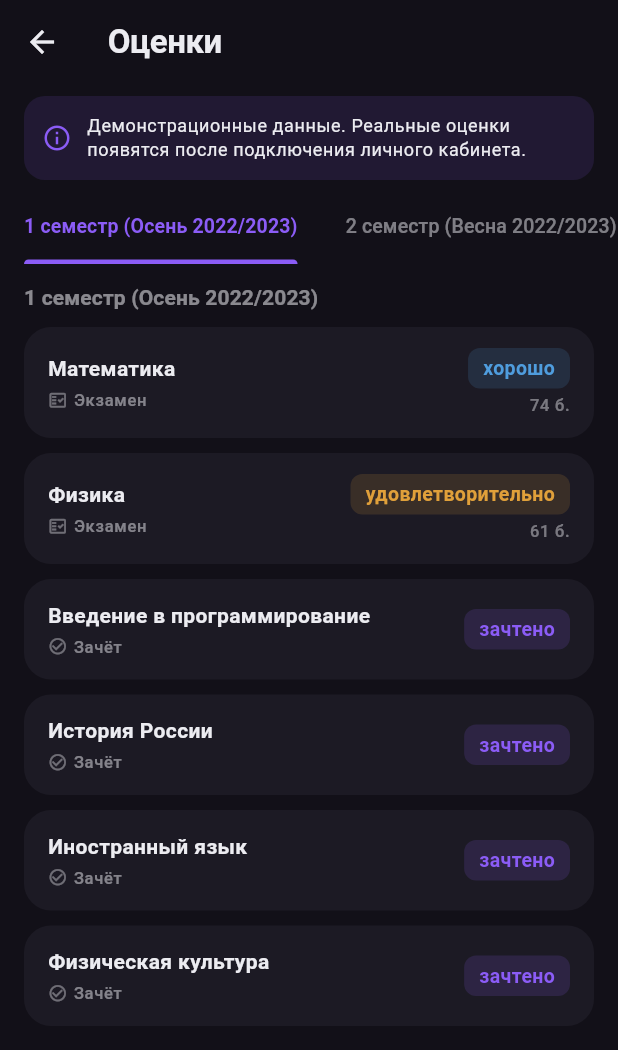
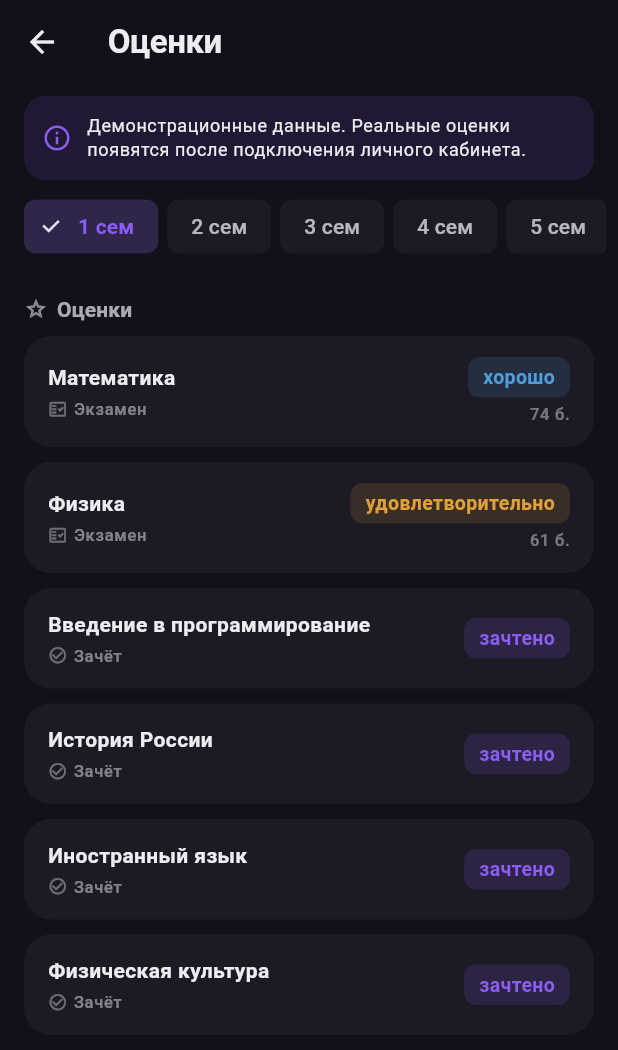
Before and after one commit to 0Eaggle0/OmTech, a Flutter app: the GradesScreen screen opened directly, on a phone screen of 412 x 824 dp. Shown: the top 1050 px of the screen. Run offline on Flutter 3.47's test engine with Material 3 defaults, Android fonts, the phone set to English and light mode, and no system bars; drawn by our look-alikes of flutter_animate; our stand-ins replace cached_network_image, confetti, cookie_jar, dio, dio_cookie_manager, flutter_secure_storage and 4 more; accounts and stored records are empty; network calls fail.

Commit message:
Оценки работают

```diff
--- a/lib/models/student_record.dart
+++ b/lib/models/student_record.dart
@@ -73,22 +73,58 @@ class SemesterAccess {
       );
 }
 
-/// Полная выписка из ЛК: профиль + допуски + сгруппированные оценки.
+/// Данные одного семестра: его номер, флаг "был активным в HTML"
+/// и список секций (Экзамены / Зачёты / Дифф. зачёт / Курсовые работы).
+class SemesterPanel {
+  final int number;
+  final bool isActive;
+  final List<Semester> sections;
+
+  const SemesterPanel({
+    required this.number,
+    this.isActive = false,
+    this.sections = const [],
+  });
+
+  bool get isEmpty => sections.every((s) => s.grades.isEmpty);
+
+  Map<String, dynamic> toJson() => {
+        'number': number,
+        'isActive': isActive,
+        'sections': sections.map((s) => s.toJson()).toList(),
+      };
+
+  factory SemesterPanel.fromJson(Map<String, dynamic> json) => SemesterPanel(
+        number: (json['number'] as num?)?.toInt() ?? 0,
+        isActive: json['isActive'] as bool? ?? false,
+        sections: (json['sections'] as List?)
+                ?.whereType<Map>()
+                .map((j) => Semester.fromJson(j.cast<String, dynamic>()))
+                .toList() ??
+            const [],
+      );
+}
+
+/// Полная выписка из ЛК: профиль + допуски по семестрам + сами семестры.
 class StudentRecord {
   final StudentProfile profile;
   final List<SemesterAccess> semesters;
-  final List<Semester> sections;
+  final List<SemesterPanel> panels;
 
   const StudentRecord({
     required this.profile,
     required this.semesters,
-    required this.sections,
+    required this.panels,
   });
+
+  /// Сглаженный список секций — для дашборда и обратной совместимости.
+  List<Semester> get allSections =>
+      panels.expand((p) => p.sections).toList(growable: false);
 
   Map<String, dynamic> toJson() => {
         'profile': profile.toJson(),
         'semesters': semesters.map((s) => s.toJson()).toList(),
-        'sections': sections.map((s) => s.toJson()).toList(),
+        'panels': panels.map((s) => s.toJson()).toList(),
       };
 
   factory StudentRecord.fromJson(Map<String, dynamic> json) => StudentRecord(
@@ -99,9 +135,9 @@ class StudentRecord {
                 .map((j) => SemesterAccess.fromJson(j.cast<String, dynamic>()))
                 .toList() ??
             const [],
-        sections: (json['sections'] as List?)
+        panels: (json['panels'] as List?)
                 ?.whereType<Map>()
-                .map((j) => Semester.fromJson(j.cast<String, dynamic>()))
+                .map((j) => SemesterPanel.fromJson(j.cast<String, dynamic>()))
                 .toList() ??
             const [],
       );
--- a/lib/screens/grades/grades_screen.dart
+++ b/lib/screens/grades/grades_screen.dart
@@ -17,23 +17,16 @@ class GradesScreen extends StatefulWidget {
   State<GradesScreen> createState() => _GradesScreenState();
 }
 
-class _GradesScreenState extends State<GradesScreen>
-    with SingleTickerProviderStateMixin {
+class _GradesScreenState extends State<GradesScreen> {
   GradesResult? _result;
   bool _loading = true;
   String? _error;
-  TabController? _tabController;
+  int? _selectedSemester;
 
   @override
   void initState() {
     super.initState();
     _load();
-  }
-
-  @override
-  void dispose() {
-    _tabController?.dispose();
-    super.dispose();
   }
 
   Future<void> _load({bool forceRefresh = false}) async {
@@ -49,6 +42,7 @@ class _GradesScreenState extends State<GradesScreen>
         setState(() {
           _result = r;
           _loading = false;
+          _selectedSemester ??= _defaultSemester(r);
         });
       }
     } catch (e) {
@@ -60,11 +54,20 @@ class _GradesScreenState extends State<GradesScreen>
     }
   }
 
+  /// По умолчанию открываем тот, что помечен active в HTML; иначе — первый.
+  int? _defaultSemester(GradesResult r) {
+    final panels = r.record?.panels ?? const <SemesterPanel>[];
+    if (panels.isEmpty) return null;
+    final active = panels.firstWhere(
+      (p) => p.isActive,
+      orElse: () => panels.first,
+    );
+    return active.number;
+  }
+
   @override
   Widget build(BuildContext context) {
     final l = AppLocalizations.of(context)!;
-
-    // Перерисовка при изменении состояния ЛК.
     context.watch<LkController>();
 
     return Scaffold(
@@ -91,15 +94,15 @@ class _GradesScreenState extends State<GradesScreen>
     }
 
     final record = result.record;
-    final sections = record?.sections ?? const <Semester>[];
+    final panels = record?.panels ?? const <SemesterPanel>[];
+    final selected = panels
+        .where((p) => p.number == _selectedSemester)
+        .cast<SemesterPanel?>()
+        .firstWhere((_) => true, orElse: () => null);
 
-    if (_tabController == null || _tabController!.length != sections.length) {
-      _tabController?.dispose();
-      _tabController = TabController(length: sections.length, vsync: this);
-    }
-
-    return Column(
-      crossAxisAlignment: CrossAxisAlignment.start,
+    return ListView(
+      physics: const AlwaysScrollableScrollPhysics(),
+      padding: const EdgeInsets.only(bottom: 24),
       children: [
         if (result.isDemo)
           Padding(
@@ -115,49 +118,15 @@ class _GradesScreenState extends State<GradesScreen>
             padding: const EdgeInsets.fromLTRB(16, 8, 16, 0),
             child: _errorBanner(context, l),
           ),
+        if (panels.isNotEmpty) _semesterTabs(context, panels),
         const SizedBox(height: 8),
-        if (sections.isEmpty)
-          Expanded(
-            child: ListView(
-              physics: const AlwaysScrollableScrollPhysics(),
-              children: [
-                const SizedBox(height: 80),
-                Icon(Icons.school_outlined,
-                    size: 48,
-                    color: Theme.of(context)
-                        .colorScheme
-                        .onSurface
-                        .withValues(alpha: 0.3)),
-                const SizedBox(height: 12),
-                Center(
-                  child: Text(
-                    l.newsEmpty,
-                    style: Theme.of(context).textTheme.bodyMedium?.copyWith(
-                          color: Theme.of(context)
-                              .colorScheme
-                              .onSurface
-                              .withValues(alpha: 0.6),
-                        ),
-                  ),
-                ),
-              ],
-            ),
+        if (selected == null)
+          Padding(
+            padding: const EdgeInsets.all(40),
+            child: Center(child: Text(l.newsEmpty)),
           )
-        else ...[
-          TabBar(
-            controller: _tabController,
-            isScrollable: true,
-            tabs: sections
-                .map((s) => Tab(text: _shortTitle(s.title, l)))
-                .toList(),
-          ),
-          Expanded(
-            child: TabBarView(
-              controller: _tabController!,
-              children: sections.map((s) => _section(context, s)).toList(),
-            ),
-          ),
-        ],
+        else
+          _semesterContent(context, l, selected),
       ],
     );
   }
@@ -181,8 +150,8 @@ class _GradesScreenState extends State<GradesScreen>
                   Expanded(
                     child: Text(
                       profile.fullName,
-                      style: theme.textTheme.titleMedium?.copyWith(
-                          fontWeight: FontWeight.w700),
+                      style: theme.textTheme.titleMedium
+                          ?.copyWith(fontWeight: FontWeight.w700),
                     ),
                   ),
                   if (fromCache)
@@ -220,7 +189,9 @@ class _GradesScreenState extends State<GradesScreen>
     return Row(
       mainAxisSize: MainAxisSize.min,
       children: [
-        Icon(icon, size: 14, color: theme.colorScheme.onSurface.withValues(alpha: 0.55)),
+        Icon(icon,
+            size: 14,
+            color: theme.colorScheme.onSurface.withValues(alpha: 0.55)),
         const SizedBox(width: 4),
         Text(text,
             style: theme.textTheme.labelMedium?.copyWith(
@@ -233,28 +204,28 @@ class _GradesScreenState extends State<GradesScreen>
   Widget _semesterAccessStrip(
       BuildContext context, List<SemesterAccess> semesters) {
     final theme = Theme.of(context);
-    return SizedBox(
-      height: 38,
-      child: ListView.separated(
-        scrollDirection: Axis.horizontal,
-        padding: const EdgeInsets.symmetric(horizontal: 16),
-        itemCount: semesters.length,
-        separatorBuilder: (_, _) => const SizedBox(width: 8),
-        itemBuilder: (_, i) {
-          final s = semesters[i];
+    return Padding(
+      padding: const EdgeInsets.fromLTRB(16, 6, 16, 0),
+      child: Wrap(
+        spacing: 6,
+        runSpacing: 6,
+        children: semesters.map((s) {
           final color = s.hasAccess
               ? const Color(0xFF49C18B)
               : const Color(0xFFE05A6B);
           return Container(
-            padding: const EdgeInsets.symmetric(horizontal: 10, vertical: 6),
+            padding: const EdgeInsets.symmetric(horizontal: 10, vertical: 4),
             decoration: BoxDecoration(
               color: color.withValues(alpha: 0.12),
               borderRadius: BorderRadius.circular(20),
             ),
             child: Row(
+              mainAxisSize: MainAxisSize.min,
               children: [
                 Icon(
-                  s.hasAccess ? Icons.check_circle_outline : Icons.block_outlined,
+                  s.hasAccess
+                      ? Icons.check_circle_outline
+                      : Icons.block_outlined,
                   size: 14,
                   color: color,
                 ),
@@ -269,7 +240,42 @@ class _GradesScreenState extends State<GradesScreen>
               ],
             ),
           );
+        }).toList(),
+      ),
+    );
+  }
+
+  Widget _semesterTabs(BuildContext context, List<SemesterPanel> panels) {
+    final theme = Theme.of(context);
+    final l = AppLocalizations.of(context)!;
+    return Padding(
+      padding: const EdgeInsets.fromLTRB(8, 10, 8, 2),
+      child: SizedBox(
+        height: 42,
+        child: ListView.separated(
+          scrollDirection: Axis.horizontal,
+          padding: const EdgeInsets.symmetric(horizontal: 8),
+          itemCount: panels.length,
+          separatorBuilder: (_, _) => const SizedBox(width: 6),
+          itemBuilder: (_, i) {
+            final p = panels[i];
+            final selected = p.number == _selectedSemester;
+            return ChoiceChip(
+              label: Text('${p.number} ${l.gradesSemester}'),
+              selected: selected,
+              onSelected: (_) =>
+                  setState(() => _selectedSemester = p.number),
+              selectedColor:
+                  theme.colorScheme.primary.withValues(alpha: 0.18),
+              labelStyle: TextStyle(
+                fontWeight: selected ? FontWeight.w700 : FontWeight.w500,
+                color: selected
+                    ? theme.colorScheme.primary
+                    : theme.colorScheme.onSurface.withValues(alpha: 0.75),
+              ),
+            );
           },
+        ),
       ),
     );
   }
@@ -292,27 +298,88 @@ class _GradesScreenState extends State<GradesScreen>
     );
   }
 
-  Widget _section(BuildContext context, Semester semester) {
-    final theme = Theme.of(context);
-    return ListView(
-      padding: const EdgeInsets.fromLTRB(16, 12, 16, 24),
+  Widget _semesterContent(
+      BuildContext context, AppLocalizations l, SemesterPanel panel) {
+    if (panel.isEmpty) {
+      return Padding(
+        padding: const EdgeInsets.fromLTRB(16, 32, 16, 16),
+        child: Column(
           children: [
+            Icon(
+              Icons.inbox_outlined,
+              size: 48,
+              color: Theme.of(context)
+                  .colorScheme
+                  .onSurface
+                  .withValues(alpha: 0.3),
+            ),
+            const SizedBox(height: 8),
             Text(
-          semester.title,
-          style: theme.textTheme.titleSmall?.copyWith(
-            color: theme.colorScheme.onSurface.withValues(alpha: 0.55),
-            fontWeight: FontWeight.w600,
+              '${panel.number} ${l.gradesSemester}: пока нет оценок',
+              style: Theme.of(context).textTheme.bodyMedium?.copyWith(
+                    color: Theme.of(context)
+                        .colorScheme
+                        .onSurface
+                        .withValues(alpha: 0.6),
                   ),
             ),
-        const SizedBox(height: 10),
-        ...semester.grades.asMap().entries.map((entry) {
+          ],
+        ),
+      );
+    }
+
+    return Column(
+      crossAxisAlignment: CrossAxisAlignment.start,
+      children: [
+        for (final section in panel.sections) ...[
+          if (section.grades.isNotEmpty) _section(context, section),
+        ],
+      ],
+    );
+  }
+
+  Widget _section(BuildContext context, Semester section) {
+    final theme = Theme.of(context);
+    return Padding(
+      padding: const EdgeInsets.fromLTRB(16, 14, 16, 0),
+      child: Column(
+        crossAxisAlignment: CrossAxisAlignment.start,
+        children: [
+          Row(
+            children: [
+              Icon(_sectionIcon(section.title),
+                  size: 16,
+                  color: theme.colorScheme.onSurface.withValues(alpha: 0.55)),
+              const SizedBox(width: 6),
+              Text(
+                section.title,
+                style: theme.textTheme.titleSmall?.copyWith(
+                  color: theme.colorScheme.onSurface.withValues(alpha: 0.7),
+                  fontWeight: FontWeight.w700,
+                ),
+              ),
+            ],
+          ),
+          const SizedBox(height: 8),
+          ...section.grades.asMap().entries.map((entry) {
             return _gradeTile(context, entry.value)
-              .animate(delay: (entry.key * 50).ms)
-              .fadeIn(duration: 240.ms)
-              .slideY(begin: 0.05, curve: Curves.easeOut);
+                .animate(delay: (entry.key * 40).ms)
+                .fadeIn(duration: 220.ms)
+                .slideY(begin: 0.04, curve: Curves.easeOut);
           }),
         ],
+      ),
     );
+  }
+
+  IconData _sectionIcon(String title) {
+    final t = title.toLowerCase();
+    if (t.contains('экзам')) return Icons.fact_check_outlined;
+    if (t.contains('дифференц')) return Icons.verified_outlined;
+    if (t.contains('зач')) return Icons.check_circle_outline;
+    if (t.contains('курс')) return Icons.menu_book_outlined;
+    if (t.contains('практ')) return Icons.engineering_outlined;
+    return Icons.grade_outlined;
   }
 
   Widget _gradeTile(BuildContext context, Grade g) {
@@ -341,15 +408,16 @@ class _GradesScreenState extends State<GradesScreen>
                         Icon(
                           _controlIcon(g.controlType),
                           size: 13,
-                          color: theme.colorScheme.onSurface.withValues(alpha: 0.4),
+                          color: theme.colorScheme.onSurface
+                              .withValues(alpha: 0.4),
                         ),
                         const SizedBox(width: 4),
                         Flexible(
                           child: Text(
                             g.controlType,
                             style: theme.textTheme.labelSmall?.copyWith(
-                              color:
-                                  theme.colorScheme.onSurface.withValues(alpha: 0.5),
+                              color: theme.colorScheme.onSurface
+                                  .withValues(alpha: 0.5),
                             ),
                           ),
                         ),
@@ -357,12 +425,14 @@ class _GradesScreenState extends State<GradesScreen>
                           const SizedBox(width: 8),
                           Icon(Icons.event,
                               size: 12,
-                              color: theme.colorScheme.onSurface.withValues(alpha: 0.4)),
+                              color: theme.colorScheme.onSurface
+                                  .withValues(alpha: 0.4)),
                           const SizedBox(width: 3),
                           Text(
                             DateFormat('dd.MM.yyyy').format(g.date!),
                             style: theme.textTheme.labelSmall?.copyWith(
-                              color: theme.colorScheme.onSurface.withValues(alpha: 0.5),
+                              color: theme.colorScheme.onSurface
+                                  .withValues(alpha: 0.5),
                             ),
                           ),
                         ],
@@ -373,7 +443,8 @@ class _GradesScreenState extends State<GradesScreen>
                       Text(
                         g.teacher!,
                         style: theme.textTheme.labelSmall?.copyWith(
-                          color: theme.colorScheme.onSurface.withValues(alpha: 0.45),
+                          color: theme.colorScheme.onSurface
+                              .withValues(alpha: 0.45),
                         ),
                         maxLines: 1,
                         overflow: TextOverflow.ellipsis,
@@ -387,7 +458,8 @@ class _GradesScreenState extends State<GradesScreen>
                 crossAxisAlignment: CrossAxisAlignment.end,
                 children: [
                   Container(
-                    padding: const EdgeInsets.symmetric(horizontal: 10, vertical: 4),
+                    padding:
+                        const EdgeInsets.symmetric(horizontal: 10, vertical: 4),
                     decoration: BoxDecoration(
                       color: markColor.withValues(alpha: 0.15),
                       borderRadius: BorderRadius.circular(8),
@@ -406,7 +478,8 @@ class _GradesScreenState extends State<GradesScreen>
                     Text(
                       '${g.score} б.',
                       style: theme.textTheme.labelSmall?.copyWith(
-                        color: theme.colorScheme.onSurface.withValues(alpha: 0.45),
+                        color: theme.colorScheme.onSurface
+                            .withValues(alpha: 0.45),
                       ),
                     ),
                   ],
@@ -415,7 +488,8 @@ class _GradesScreenState extends State<GradesScreen>
                     Text(
                       '${g.hours} ч.',
                       style: theme.textTheme.labelSmall?.copyWith(
-                        color: theme.colorScheme.onSurface.withValues(alpha: 0.4),
+                        color: theme.colorScheme.onSurface
+                            .withValues(alpha: 0.4),
                       ),
                     ),
                   ],
@@ -428,14 +502,6 @@ class _GradesScreenState extends State<GradesScreen>
     );
   }
 
-  String _shortTitle(String title, AppLocalizations l) {
-    final t = title.toLowerCase();
-    if (t.contains('экзам')) return l.lkExamsSection;
-    if (t.contains('зач')) return l.lkCreditsSection;
-    if (t.contains('курс')) return l.lkCourseworkSection;
-    return title;
-  }
-
   Color _markColor(String mark, GradeStatus status) {
     if (status == GradeStatus.success) return const Color(0xFF49C18B);
     if (status == GradeStatus.warning) return const Color(0xFFE0A03A);
@@ -445,14 +511,17 @@ class _GradesScreenState extends State<GradesScreen>
     if (m.contains('хор')) return const Color(0xFF4F9DDE);
     if (m.contains('удовл')) return const Color(0xFFE0A03A);
     if (m.contains('зачт')) return const Color(0xFF8B5CF6);
-    if (m.contains('незачт') || m.contains('неуд')) return const Color(0xFFE05A6B);
+    if (m.contains('незачт') || m.contains('неуд')) {
+      return const Color(0xFFE05A6B);
+    }
     return const Color(0xFF9A97A8);
   }
 
   IconData _controlIcon(String type) {
     final t = type.toLowerCase();
     if (t.contains('экзам')) return Icons.fact_check_outlined;
-    if (t.contains('зачёт') || t.contains('зачет')) return Icons.check_circle_outline;
+    if (t.contains('дифф')) return Icons.verified_outlined;
+    if (t.contains('зач')) return Icons.check_circle_outline;
     if (t.contains('курс')) return Icons.menu_book_outlined;
     if (t.contains('вкр')) return Icons.school_outlined;
     return Icons.grade_outlined;
--- a/lib/services/grades_service.dart
+++ b/lib/services/grades_service.dart
@@ -50,16 +50,16 @@ class GradesService {
     final controller = lk;
     if (controller != null && controller.isConnected) {
       final cached = await controller.gradesApi.readCache();
-      if (cached != null) return cached.sections;
+      if (cached != null) return cached.allSections;
       try {
         final fresh = await controller.gradesApi.fetchFresh();
-        return fresh.sections;
+        return fresh.allSections;
       } catch (_) {
-        return _demoRecord.sections;
+        return _demoRecord.allSections;
       }
     }
     await Future<void>.delayed(const Duration(milliseconds: 250));
-    return _demoRecord.sections;
+    return _demoRecord.allSections;
   }
 
   static final StudentRecord _demoRecord = StudentRecord(
@@ -72,7 +72,21 @@ class GradesService {
       libraryCardNumber: '',
     ),
     semesters: const [],
-    sections: _demoSections,
+    panels: _demoPanels,
+  );
+
+  // Превращаем плоский демо-список секций в по-семестровый формат:
+  // в демо каждая «Semester» с заголовком вида «N семестр» становится
+  // отдельной панелью с единственной обобщённой секцией.
+  static final List<SemesterPanel> _demoPanels = List.generate(
+    _demoSections.length,
+    (i) => SemesterPanel(
+      number: i + 1,
+      isActive: i == 0,
+      sections: [
+        Semester(title: 'Оценки', grades: _demoSections[i].grades),
+      ],
+    ),
   );
 
   static const List<Semester> _demoSections = [
```
Also changed, not shown: lib/services/lk/lk_grades_parser.dart (+113 -53 lines). Lines whose indentation alone changed are shown as unchanged.
